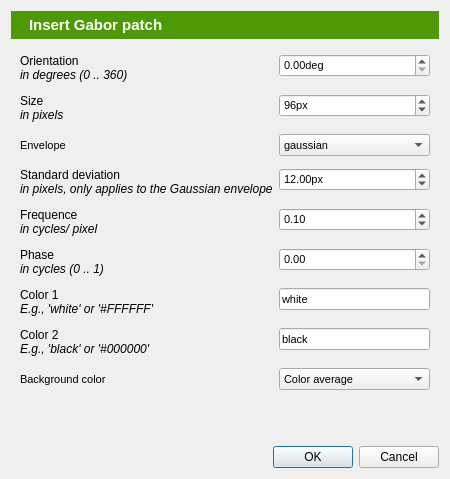
The window that resources/gabor_dialog.ui (open-cogsci/OpenSesame) describes before a commit, drawn with Qt 5.
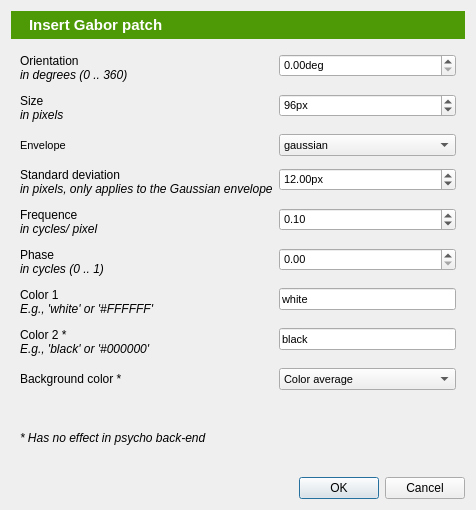
The same window after the commit. Icons and pictures are not drawn.

Diff of the .ui file:
```diff
--- a/resources/gabor_dialog.ui
+++ b/resources/gabor_dialog.ui
@@ -6,8 +6,8 @@
    <rect>
     <x>0</x>
     <y>0</y>
-    <width>450</width>
-    <height>479</height>
+    <width>476</width>
+    <height>510</height>
    </rect>
   </property>
   <property name="windowTitle">
@@ -71,6 +71,9 @@
       </font>
      </property>
      <layout class="QFormLayout" name="formLayout">
+      <property name="fieldGrowthPolicy">
+       <enum>QFormLayout::AllNonFixedFieldsGrow</enum>
+      </property>
       <property name="verticalSpacing">
        <number>12</number>
       </property>
@@ -253,7 +256,7 @@
 &lt;html&gt;&lt;head&gt;&lt;meta name=&quot;qrichtext&quot; content=&quot;1&quot; /&gt;&lt;style type=&quot;text/css&quot;&gt;
 p, li { white-space: pre-wrap; }
 &lt;/style&gt;&lt;/head&gt;&lt;body style=&quot; font-family:'Ubuntu'; font-size:8pt; font-weight:400; font-style:normal;&quot;&gt;
-&lt;p style=&quot; margin-top:0px; margin-bottom:0px; margin-left:0px; margin-right:0px; -qt-block-indent:0; text-indent:0px;&quot;&gt;&lt;span style=&quot; font-size:9pt;&quot;&gt;Color 2&lt;/span&gt;&lt;/p&gt;
+&lt;p style=&quot; margin-top:0px; margin-bottom:0px; margin-left:0px; margin-right:0px; -qt-block-indent:0; text-indent:0px;&quot;&gt;&lt;span style=&quot; font-size:9pt;&quot;&gt;Color 2 *&lt;/span&gt;&lt;/p&gt;
 &lt;p style=&quot; margin-top:0px; margin-bottom:0px; margin-left:0px; margin-right:0px; -qt-block-indent:0; text-indent:0px;&quot;&gt;&lt;span style=&quot; font-size:9pt; font-style:italic;&quot;&gt;E.g., 'black' or '#000000'&lt;/span&gt;&lt;/p&gt;&lt;/body&gt;&lt;/html&gt;</string>
         </property>
        </widget>
@@ -267,8 +270,17 @@
       </item>
       <item row="8" column="0">
        <widget class="QLabel" name="label_11">
+        <property name="font">
+         <font>
+          <pointsize>9</pointsize>
+         </font>
+        </property>
         <property name="text">
-         <string>Background color</string>
+         <string>&lt;!DOCTYPE HTML PUBLIC &quot;-//W3C//DTD HTML 4.0//EN&quot; &quot;http://www.w3.org/TR/REC-html40/strict.dtd&quot;&gt;
+&lt;html&gt;&lt;head&gt;&lt;meta name=&quot;qrichtext&quot; content=&quot;1&quot; /&gt;&lt;style type=&quot;text/css&quot;&gt;
+p, li { white-space: pre-wrap; }
+&lt;/style&gt;&lt;/head&gt;&lt;body style=&quot; font-family:'Ubuntu'; font-size:9pt; font-weight:400; font-style:normal;&quot;&gt;
+&lt;p style=&quot; margin-top:0px; margin-bottom:0px; margin-left:0px; margin-right:0px; -qt-block-indent:0; text-indent:0px;&quot;&gt;Background color *&lt;/p&gt;&lt;/body&gt;&lt;/html&gt;</string>
         </property>
        </widget>
       </item>
@@ -289,6 +301,28 @@
      </layout>
     </widget>
    </item>
+   <item>
+    <widget class="QWidget" name="widget_3" native="true">
+     <layout class="QVBoxLayout" name="verticalLayout_2">
+      <item>
+       <widget class="QLabel" name="label_12">
+        <property name="font">
+         <font>
+          <pointsize>9</pointsize>
+          <italic>true</italic>
+         </font>
+        </property>
+        <property name="text">
+         <string>* Has no effect in psycho back-end</string>
+        </property>
+        <property name="wordWrap">
+         <bool>true</bool>
+        </property>
+       </widget>
+      </item>
+     </layout>
+    </widget>
+   </item>
    <item>
     <widget class="QDialogButtonBox" name="buttonBox">
      <property name="orientation">
```
Left out of the diff: 6 changed lines with no effect on the pictures.
